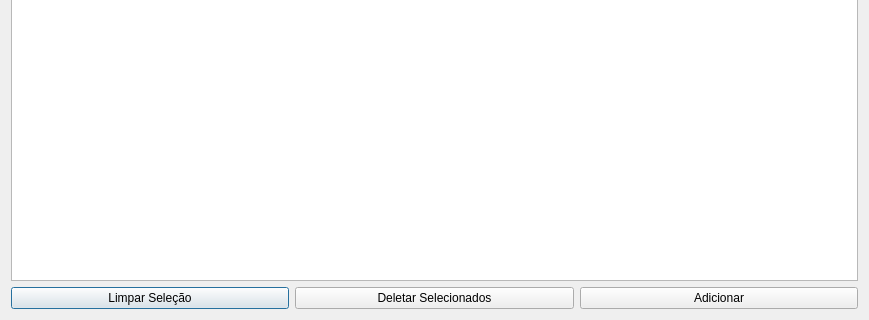
Old version of the form uis/managementStyleProfiles.ui in the repository dsgoficial/SAP_Gerente; both pictures show x 0 to 869 and y 142 to 462 of the 869 by 462 pixel window.
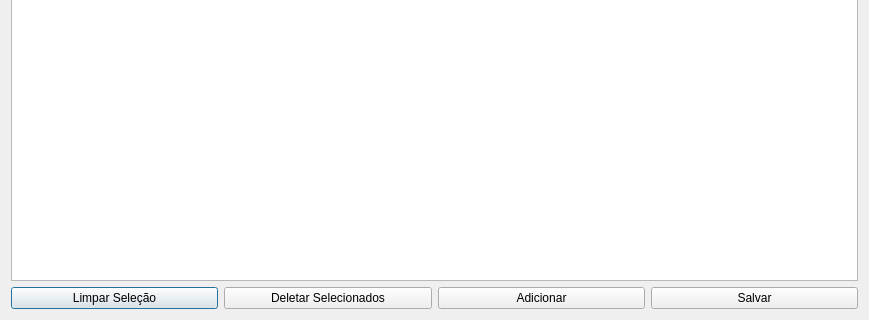
New version of the form.

Diff of the .ui file:
```diff
--- a/uis/managementStyleProfiles.ui
+++ b/uis/managementStyleProfiles.ui
@@ -59,6 +59,13 @@
        </property>
       </widget>
      </item>
+     <item>
+      <widget class="QPushButton" name="saveBtn">
+       <property name="text">
+        <string>Salvar</string>
+       </property>
+      </widget>
+     </item>
     </layout>
    </item>
    <item row="0" column="0">
```
